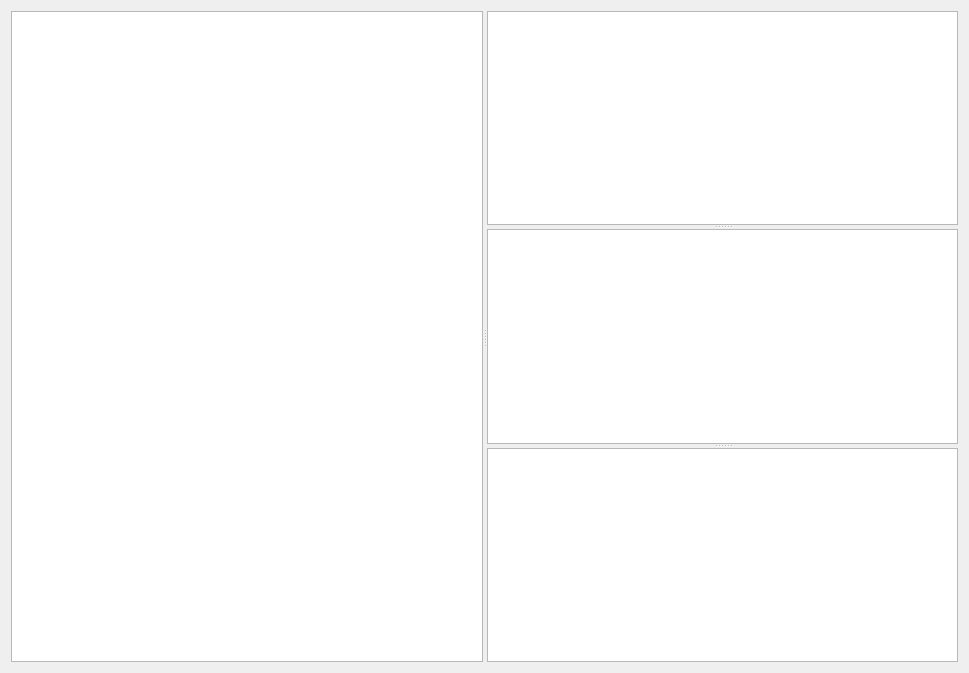
Before: the Qt Designer form ui/MeasurementLog.ui in MonroeQuantumNetworks/IonControl, drawn with Qt 5.
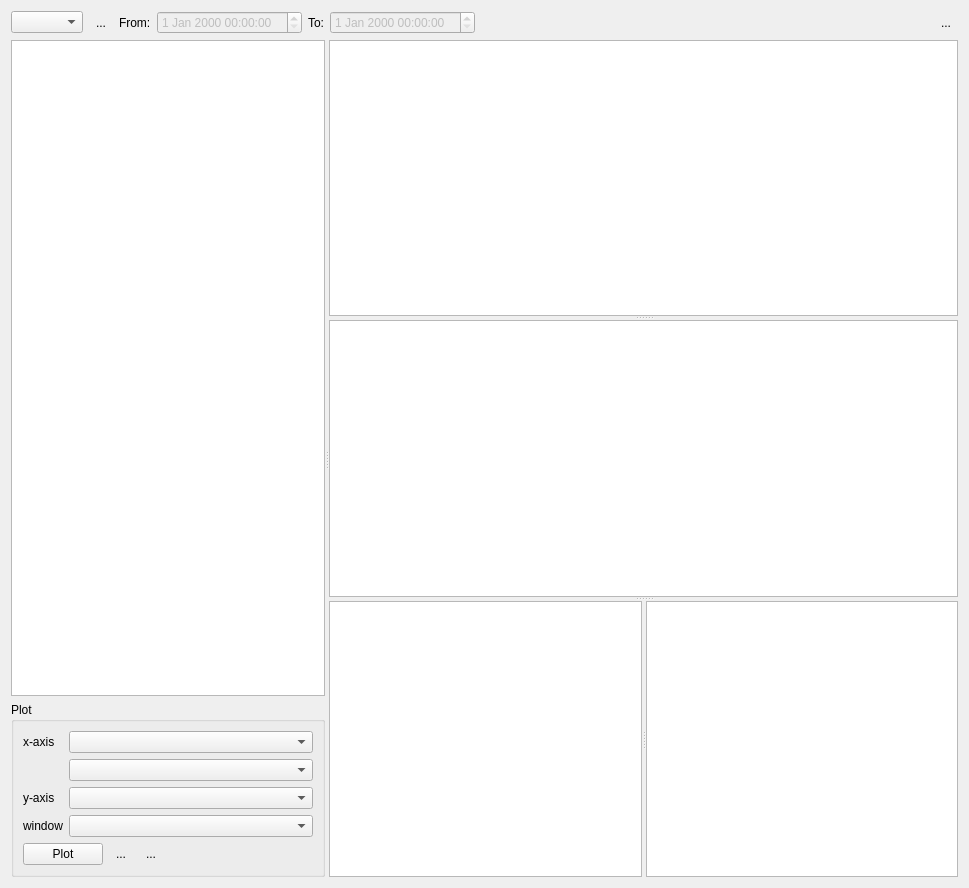
After: the same form once the commit is applied. Icons and pictures are not drawn.

Commit message: uiPrototype and basic classes of MeasurementLog

```diff
--- a/ui/MeasurementLog.ui
+++ b/ui/MeasurementLog.ui
@@ -7,26 +7,227 @@
     <x>0</x>
     <y>0</y>
     <width>969</width>
-    <height>673</height>
+    <height>888</height>
    </rect>
   </property>
   <property name="windowTitle">
    <string>Form</string>
   </property>
-  <layout class="QVBoxLayout" name="verticalLayout">
+  <layout class="QVBoxLayout" name="verticalLayout_2">
+   <item>
+    <layout class="QHBoxLayout" name="horizontalLayout">
+     <item>
+      <widget class="QComboBox" name="timespanComboBox"/>
+     </item>
+     <item>
+      <widget class="QToolButton" name="refreshButton">
+       <property name="text">
+        <string>...</string>
+       </property>
+       <property name="icon">
+        <iconset resource="Experiment.qrc">
+         <normaloff>:/openicon/icons/view-refresh-7.png</normaloff>:/openicon/icons/view-refresh-7.png</iconset>
+       </property>
+       <property name="autoRaise">
+        <bool>true</bool>
+       </property>
+      </widget>
+     </item>
+     <item>
+      <widget class="QLabel" name="fromLabel">
+       <property name="enabled">
+        <bool>true</bool>
+       </property>
+       <property name="text">
+        <string>From:</string>
+       </property>
+      </widget>
+     </item>
+     <item>
+      <widget class="QDateTimeEdit" name="fromDateTimeEdit">
+       <property name="enabled">
+        <bool>false</bool>
+       </property>
+      </widget>
+     </item>
+     <item>
+      <widget class="QLabel" name="toLabel">
+       <property name="enabled">
+        <bool>true</bool>
+       </property>
+       <property name="text">
+        <string>To:</string>
+       </property>
+      </widget>
+     </item>
+     <item>
+      <widget class="QDateTimeEdit" name="toDateTimeEdit">
+       <property name="enabled">
+        <bool>false</bool>
+       </property>
+      </widget>
+     </item>
+     <item>
+      <spacer name="horizontalSpacer">
+       <property name="orientation">
+        <enum>Qt::Horizontal</enum>
+       </property>
+       <property name="sizeHint" stdset="0">
+        <size>
+         <width>40</width>
+         <height>20</height>
+        </size>
+       </property>
+      </spacer>
+     </item>
+     <item>
+      <widget class="QToolButton" name="filterButton">
+       <property name="text">
+        <string>...</string>
+       </property>
+       <property name="icon">
+        <iconset resource="Experiment.qrc">
+         <normaloff>:/kde/icons/view-filter.png</normaloff>:/kde/icons/view-filter.png</iconset>
+       </property>
+       <property name="autoRaise">
+        <bool>true</bool>
+       </property>
+      </widget>
+     </item>
+    </layout>
+   </item>
    <item>
     <widget class="QSplitter" name="splitterHorizontal">
      <property name="orientation">
       <enum>Qt::Horizontal</enum>
      </property>
-     <widget class="QTableView" name="studyTableView"/>
+     <widget class="QWidget" name="">
+      <layout class="QVBoxLayout" name="verticalLayout">
+       <item>
+        <widget class="QTableView" name="studyTableView"/>
+       </item>
+       <item>
+        <widget class="QGroupBox" name="groupBox">
+         <property name="title">
+          <string>Plot</string>
+         </property>
+         <layout class="QGridLayout" name="gridLayout">
+          <item row="0" column="1">
+           <widget class="QComboBox" name="xSpaceComboBox">
+            <property name="sizePolicy">
+             <sizepolicy hsizetype="Preferred" vsizetype="Fixed">
+              <horstretch>1</horstretch>
+              <verstretch>0</verstretch>
+             </sizepolicy>
+            </property>
+           </widget>
+          </item>
+          <item row="0" column="0">
+           <widget class="QLabel" name="label">
+            <property name="text">
+             <string>x-axis</string>
+            </property>
+           </widget>
+          </item>
+          <item row="1" column="1">
+           <widget class="QComboBox" name="xParameterComboBox"/>
+          </item>
+          <item row="2" column="0">
+           <widget class="QLabel" name="label_2">
+            <property name="text">
+             <string>y-axis</string>
+            </property>
+           </widget>
+          </item>
+          <item row="3" column="1">
+           <widget class="QComboBox" name="windowComboBox"/>
+          </item>
+          <item row="2" column="1">
+           <widget class="QComboBox" name="yResultComboBox"/>
+          </item>
+          <item row="4" column="0" colspan="2">
+           <layout class="QHBoxLayout" name="horizontalLayout_2">
+            <item>
+             <widget class="QPushButton" name="plotButton">
+              <property name="text">
+               <string>Plot</string>
+              </property>
+             </widget>
+            </item>
+            <item>
+             <widget class="QToolButton" name="updatePlotButton">
+              <property name="toolTip">
+               <string>Update current</string>
+              </property>
+              <property name="text">
+               <string>...</string>
+              </property>
+              <property name="icon">
+               <iconset resource="Experiment.qrc">
+                <normaloff>:/openicon/icons/view-refresh-7.png</normaloff>:/openicon/icons/view-refresh-7.png</iconset>
+              </property>
+              <property name="autoRaise">
+               <bool>true</bool>
+              </property>
+             </widget>
+            </item>
+            <item>
+             <widget class="QToolButton" name="updateAllPlotsButton">
+              <property name="toolTip">
+               <string>Update all</string>
+              </property>
+              <property name="text">
+               <string>...</string>
+              </property>
+              <property name="icon">
+               <iconset resource="Experiment.qrc">
+                <normaloff>:/openicon/icons/view-refresh-7.png</normaloff>:/openicon/icons/view-refresh-7.png</iconset>
+              </property>
+              <property name="autoRaise">
+               <bool>true</bool>
+              </property>
+             </widget>
+            </item>
+            <item>
+             <spacer name="horizontalSpacer_2">
+              <property name="orientation">
+               <enum>Qt::Horizontal</enum>
+              </property>
+              <property name="sizeHint" stdset="0">
+               <size>
+                <width>40</width>
+                <height>20</height>
+               </size>
+              </property>
+             </spacer>
+            </item>
+           </layout>
+          </item>
+          <item row="3" column="0">
+           <widget class="QLabel" name="label_3">
+            <property name="text">
+             <string>window</string>
+            </property>
+           </widget>
+          </item>
+         </layout>
+        </widget>
+       </item>
+      </layout>
+     </widget>
      <widget class="QSplitter" name="splitterVertical">
       <property name="orientation">
        <enum>Qt::Vertical</enum>
       </property>
       <widget class="QTableView" name="measurementTableView"/>
       <widget class="QPlainTextEdit" name="plainTextEdit"/>
-      <widget class="QTableView" name="resultTableView"/>
+      <widget class="QSplitter" name="splitterHorizontalParam">
+       <property name="orientation">
+        <enum>Qt::Horizontal</enum>
+       </property>
+       <widget class="QTableView" name="parameterTableView"/>
+       <widget class="QTableView" name="resultTableView"/>
+      </widget>
      </widget>
     </widget>
    </item>
```
Left out of the diff: 4 changed lines with no effect on the pictures. The commit also changes 6 other files.
